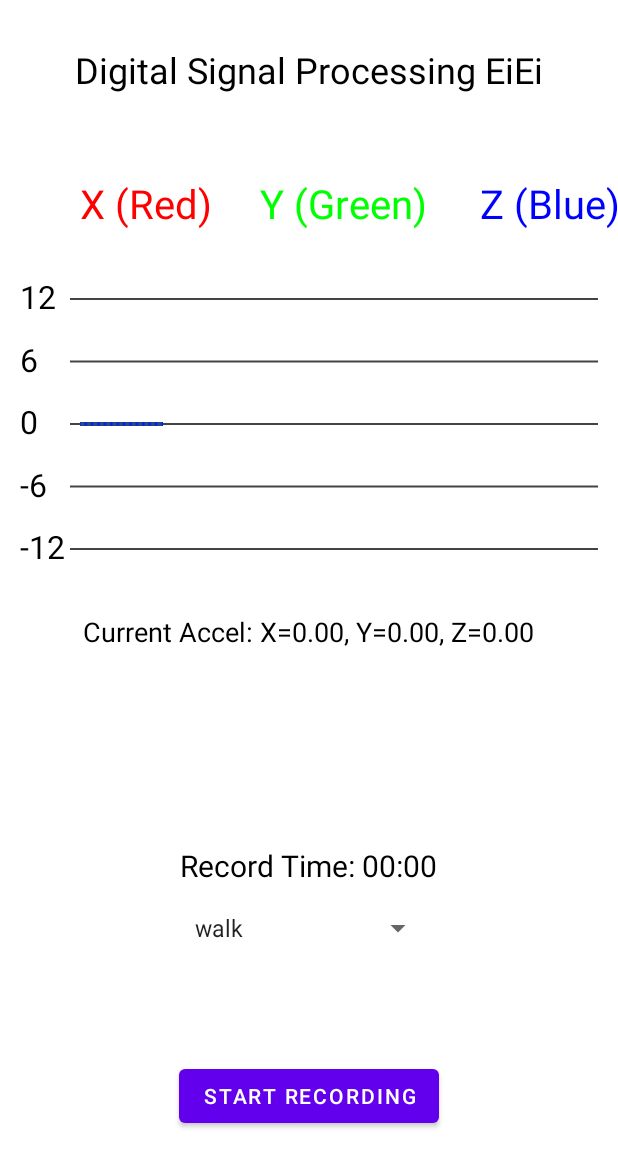
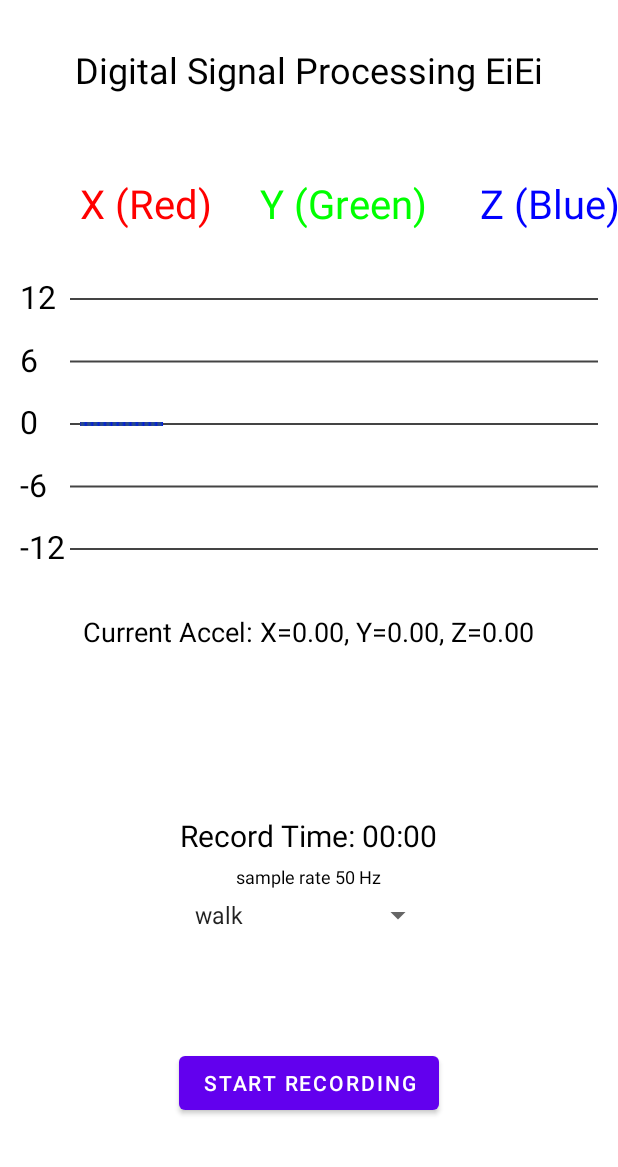
Before and after one commit to tanaratsaehia/dsp_project, an Android app: the screen it shows after launch (MainActivity), on a phone screen of 412 x 824 dp. Shown: the top 1167 px of the screen. Run offline under Robolectric (Android 15) with nearby library versions, the phone set to English and light mode, and no system bars.

Commit message:
add sampling rate text

```diff
--- a/android/collect_data/app/src/main/AndroidManifest.xml
+++ b/android/collect_data/app/src/main/AndroidManifest.xml
@@ -1,6 +1,8 @@
 <?xml version="1.0" encoding="utf-8"?>
 <manifest xmlns:android="http://schemas.android.com/apk/res/android"
     xmlns:tools="http://schemas.android.com/tools">
+
+    <uses-permission android:name="android.permission.WAKE_LOCK" />
     <uses-permission android:name="android.permission.HIGH_SAMPLING_RATE_SENSORS" />
 
     <application
--- a/android/collect_data/app/src/main/java/com/example/humanactivity/MainActivity.kt
+++ b/android/collect_data/app/src/main/java/com/example/humanactivity/MainActivity.kt
@@ -8,6 +8,7 @@ import android.hardware.SensorManager
 import android.os.Bundle
 import android.os.Handler
 import android.os.Looper
+import android.os.PowerManager
 import android.util.Log
 import android.view.View
 import android.widget.ArrayAdapter
@@ -27,6 +28,7 @@ import java.util.Locale
 
 class MainActivity : AppCompatActivity(), SensorEventListener {
 
+    private lateinit var wakeLock: PowerManager.WakeLock
     private lateinit var sensorManager: SensorManager
     private var accelerometer: Sensor? = null
     private var gyroscope: Sensor? = null
@@ -89,6 +91,10 @@ class MainActivity : AppCompatActivity(), SensorEventListener {
         super.onCreate(savedInstanceState)
         enableEdgeToEdge()
         setContentView(R.layout.activity_main)
+
+        val powerManager = getSystemService(Context.POWER_SERVICE) as PowerManager
+        // Use PARTIAL_WAKE_LOCK to keep CPU running.
+        wakeLock = powerManager.newWakeLock(PowerManager.PARTIAL_WAKE_LOCK, "MyApp::SensorWakelock")
 
         // Initialize views.
         chartView = findViewById(R.id.accelerometer_chart)
@@ -162,6 +168,7 @@ class MainActivity : AppCompatActivity(), SensorEventListener {
 
     override fun onResume() {
         super.onResume()
+        wakeLock.acquire()
         accelerometer?.also { sensor ->
             sensorManager.registerListener(this, sensor, SensorManager.SENSOR_DELAY_GAME)
         }
@@ -184,6 +191,9 @@ class MainActivity : AppCompatActivity(), SensorEventListener {
                 e.printStackTrace()
             }
             isRecording = false
+        }
+        if (wakeLock.isHeld) {
+            wakeLock.release()
         }
     }
 
--- a/android/collect_data/app/src/main/res/layout/activity_main.xml
+++ b/android/collect_data/app/src/main/res/layout/activity_main.xml
@@ -50,8 +50,16 @@
         android:layout_height="wrap_content"
         android:text="Record Time: 00:00"
         android:textSize="20sp"
-        android:layout_marginTop="130dp"
-        android:layout_marginBottom="16dp"
+        android:layout_marginTop="110dp"
+        android:textColor="@android:color/black" />
+
+    <TextView
+        android:layout_width="wrap_content"
+        android:layout_height="wrap_content"
+        android:text="sample rate 50 Hz"
+        android:textSize="12sp"
+        android:layout_marginTop="5dp"
+        android:layout_marginBottom="5dp"
         android:textColor="@android:color/black" />
 
     <!-- Dropdown (Spinner) for record mode selection -->
```
Also changed, not shown: android/collect_data/app/src/main/res/drawable/ic_notification.png (added).
